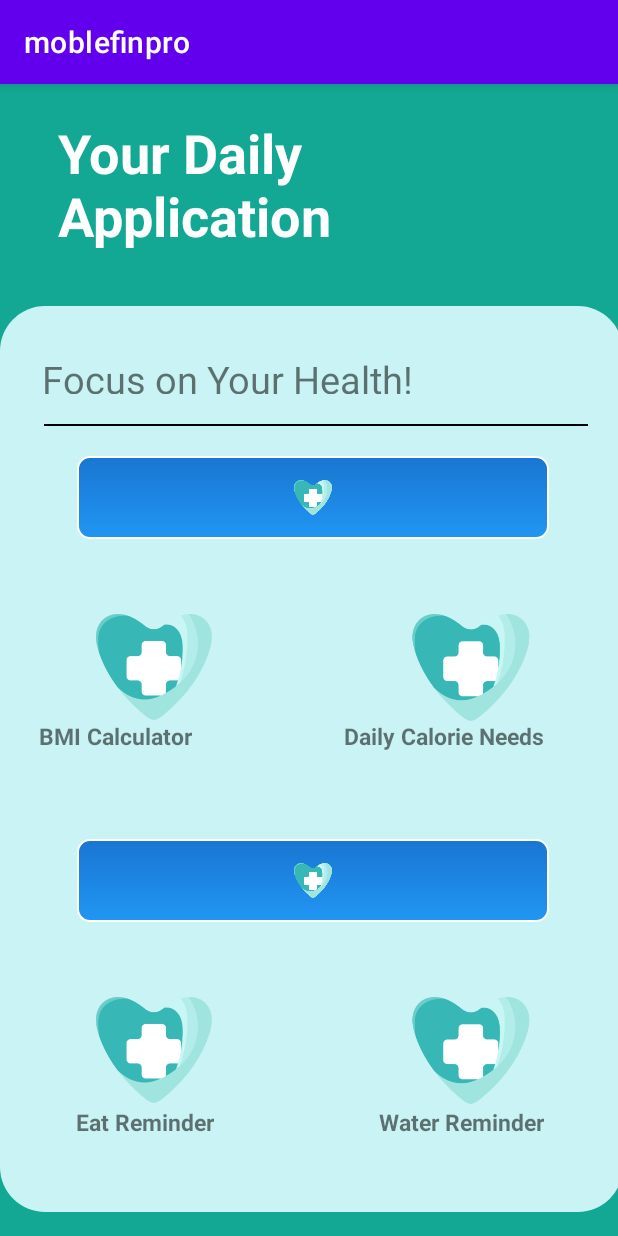
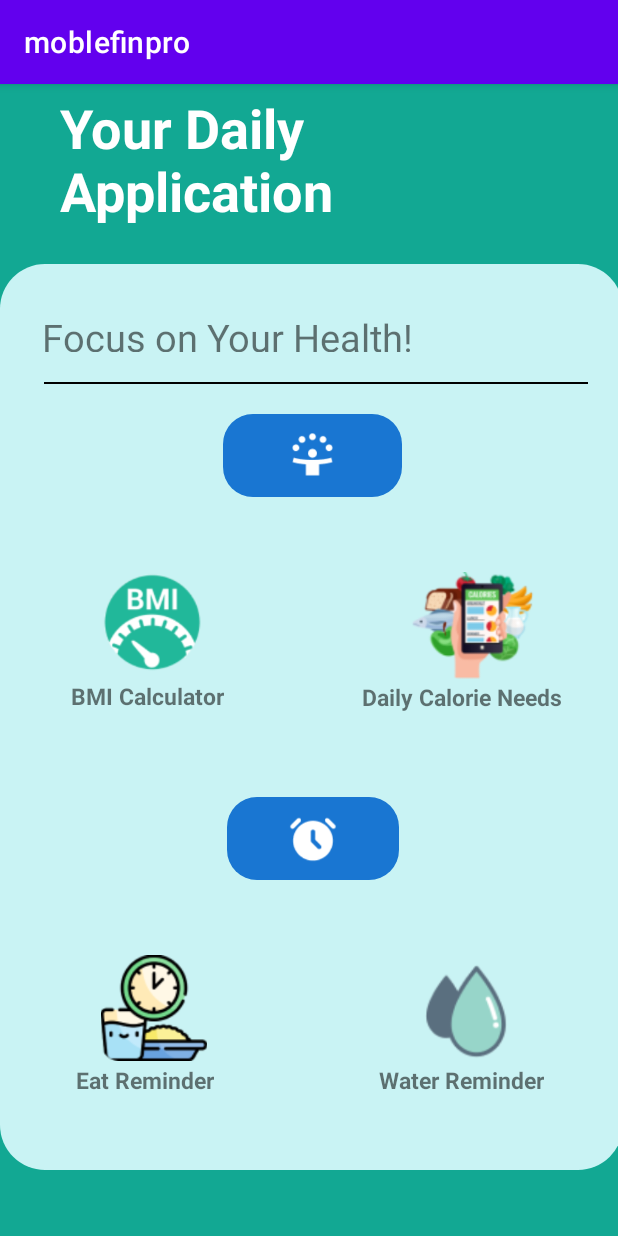
Before and after one commit to joshuawenata/MobileFinalProject, an Android app: the screen it shows after launch (MainActivity), on a phone screen of 412 x 824 dp. Run offline under Robolectric (Android 15) with nearby library versions, the phone set to English and light mode, and no system bars; our stand-ins replace Firebase (no records; nobody signed in at launch, a user with empty details on screens opened directly).

Commit message:
resource add main page

```diff
--- a/app/src/main/res/drawable/table_title.xml
+++ b/app/src/main/res/drawable/table_title.xml
@@ -5,13 +5,6 @@
     <solid android:color="#2196F3" />
 
     <corners android:radius="8dp" />
-
-    <padding
-        android:left="16dp"
-        android:top="8dp"
-        android:right="16dp"
-        android:bottom="8dp" />
-
 
     <gradient
         android:angle="90"
--- a/app/src/main/res/layout/activity_main.xml
+++ b/app/src/main/res/layout/activity_main.xml
@@ -8,11 +8,12 @@
     tools:context=".MainActivity">
 
 <!-- harus di resize kyknya, -->
+
     <RelativeLayout
         android:id="@+id/menu_layout"
         android:layout_width="415dp"
         android:layout_height="604dp"
-        android:layout_marginTop="148dp"
+        android:layout_marginTop="120dp"
         android:background="@drawable/extra_curved30"
         android:backgroundTint="#C9F3F4"
         android:gravity="center"
@@ -66,22 +67,20 @@
 
                 <!-- First Row -->
                 <TableRow>
+                    <ImageView
 
-                    <ImageView
-                        android:layout_width="374dp"
                         android:layout_height="55dp"
-
                         android:layout_gravity="center"
                         android:layout_weight="1"
-                        android:background="@drawable/table_title"
-                        android:padding="16dp"
-                        android:src="@drawable/image1" />
+                        android:background="@drawable/curved_layout"
+                        android:backgroundTint="#1976D2"
+                        android:padding="10dp"
+                        android:src="@drawable/celebratelogo" />
 
                 </TableRow>
 
                 <!-- Second Row -->
                 <TableRow>
-
                     <RelativeLayout
                         android:layout_width="match_parent"
                         android:layout_height="100dp"
@@ -97,8 +96,8 @@
                             android:layout_marginEnd="111dp"
                             android:layout_marginBottom="29dp"
                             android:layout_toStartOf="@+id/image2tablemain"
-                            android:src="@drawable/image1"
-                            android:onClick="gotoBmi"/>
+                            android:onClick="gotoBmi"
+                            android:src="@drawable/bmilogo" />
 
                         <TextView
                             android:id="@+id/text1tablemain"
@@ -106,8 +105,8 @@
                             android:layout_height="20dp"
                             android:layout_alignParentBottom="true"
                             android:layout_marginTop="8dp"
-                            android:layout_marginEnd="101dp"
-                            android:layout_marginBottom="9dp"
+                            android:layout_marginEnd="92dp"
+                            android:layout_marginBottom="8dp"
                             android:layout_toStartOf="@+id/text2tablemain"
                             android:gravity="center"
                             android:text="@string/bmi_calculator"
@@ -121,8 +120,8 @@
                             android:layout_alignParentEnd="true"
                             android:layout_alignParentBottom="true"
                             android:layout_marginTop="8dp"
-                            android:layout_marginEnd="13dp"
-                            android:layout_marginBottom="9dp"
+                            android:layout_marginEnd="1dp"
+                            android:layout_marginBottom="7dp"
                             android:gravity="center"
                             android:text="Daily Calorie Needs"
                             android:textSize="15sp"
@@ -132,11 +131,13 @@
                             android:id="@+id/image2tablemain"
                             android:layout_width="100dp"
                             android:layout_height="71dp"
+                            android:layout_alignParentTop="true"
                             android:layout_alignParentEnd="true"
+                            android:layout_marginTop="0dp"
                             android:layout_marginEnd="12dp"
                             android:layout_marginBottom="0dp"
-                            android:src="@drawable/image1"
-                            android:onClick="gotoDailyCalory"/>
+                            android:onClick="gotoDailyCalory"
+                            android:src="@drawable/calorielogo" />
 
                     </RelativeLayout>
 
@@ -149,12 +150,12 @@
                     <ImageView
                         android:layout_width="374dp"
                         android:layout_height="55dp"
-
                         android:layout_gravity="center"
                         android:layout_weight="1"
-                        android:background="@drawable/table_title"
-                        android:padding="16dp"
-                        android:src="@drawable/image1" />
+                        android:background="@drawable/curved_layout"
+                        android:backgroundTint="#1976D2"
+                        android:padding="10dp"
+                        android:src="@drawable/alarmlogo" />
 
                 </TableRow>
 
@@ -176,8 +177,8 @@
                             android:layout_marginEnd="111dp"
                             android:layout_marginBottom="29dp"
                             android:layout_toStartOf="@+id/image4tablemain"
-                            android:src="@drawable/image1"
-                            android:onClick="gotoEat"/>
+                            android:onClick="gotoEat"
+                            android:src="@drawable/eatlogo" />
 
                         <TextView
                             android:id="@+id/text3tablemain"
@@ -214,8 +215,8 @@
                             android:layout_alignParentEnd="true"
                             android:layout_marginEnd="12dp"
                             android:layout_marginBottom="0dp"
-                            android:src="@drawable/image1"
-                            android:onClick="gotoWater"/>
+                            android:onClick="gotoWater"
+                            android:src="@drawable/waterlogo" />
 
                     </RelativeLayout>
 
@@ -240,8 +241,8 @@
                             android:layout_marginEnd="111dp"
                             android:layout_marginBottom="29dp"
                             android:layout_toStartOf="@+id/image6tablemain"
-                            android:src="@drawable/image1"
-                            android:onClick="gotoSleep"/>
+                            android:onClick="gotoSleep"
+                            android:src="@drawable/iconsleep" />
 
                         <TextView
                             android:id="@+id/text5tablemain"
@@ -249,8 +250,8 @@
                             android:layout_height="20dp"
                             android:layout_alignParentBottom="true"
                             android:layout_marginTop="8dp"
-                            android:layout_marginEnd="133dp"
-                            android:layout_marginBottom="9dp"
+                            android:layout_marginEnd="87dp"
+                            android:layout_marginBottom="8dp"
                             android:layout_toStartOf="@+id/text6tablemain"
                             android:gravity="center"
                             android:text="Sleep Reminder"
@@ -264,12 +265,12 @@
                             android:layout_alignParentEnd="true"
                             android:layout_alignParentBottom="true"
                             android:layout_marginTop="8dp"
-                            android:layout_marginEnd="22dp"
+                            android:layout_marginEnd="1dp"
                             android:layout_marginBottom="9dp"
                             android:gravity="center"
                             android:text="Excersize Reminder"
                             android:textSize="15sp"
-                            android:textStyle="bold"/>
+                            android:textStyle="bold" />
 
                         <ImageView
                             android:id="@+id/image6tablemain"
@@ -278,8 +279,8 @@
                             android:layout_alignParentEnd="true"
                             android:layout_marginEnd="12dp"
                             android:layout_marginBottom="0dp"
-                            android:src="@drawable/image1"
-                            android:onClick="gotoExercise"/>
+                            android:onClick="gotoExercise"
+                            android:src="@drawable/exlogo" />
 
                     </RelativeLayout>
                 </TableRow>
@@ -299,9 +300,9 @@
         android:textStyle="bold"
         app:layout_constraintBottom_toTopOf="@+id/menu_layout"
         app:layout_constraintEnd_toEndOf="parent"
-        app:layout_constraintHorizontal_bias="0.152"
+        app:layout_constraintHorizontal_bias="0.158"
         app:layout_constraintStart_toStartOf="parent"
         app:layout_constraintTop_toTopOf="parent"
-        app:layout_constraintVertical_bias="0.532" />
+        app:layout_constraintVertical_bias="0.39" />
 
 </androidx.constraintlayout.widget.ConstraintLayout>
```
Also changed, not shown: app/src/main/res/drawable/alarmlogo.png (added), app/src/main/res/drawable/bmilogo.png (added), app/src/main/res/drawable/calorielogo.png (added), app/src/main/res/drawable/celebratelogo.png (added), app/src/main/res/drawable/eatlogo.png (added), app/src/main/res/drawable/exlogo.png (added), app/src/main/res/drawable/iconsleep.png (added), app/src/main/res/drawable/waterlogo.png (added).
